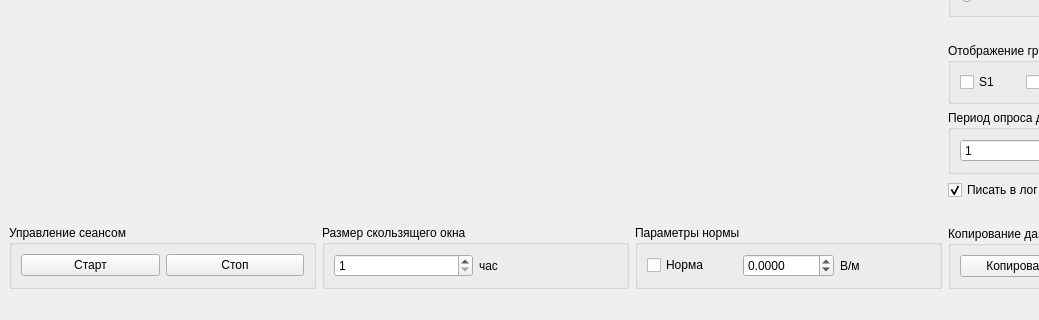
This is smef/mainwindow.ui in CrinitusFeles/SMEF as Qt 5 draws it before an edit; both pictures show x 0 to 1039 and y 537 to 857 of the 1307 by 857 pixel window. The edited form follows.
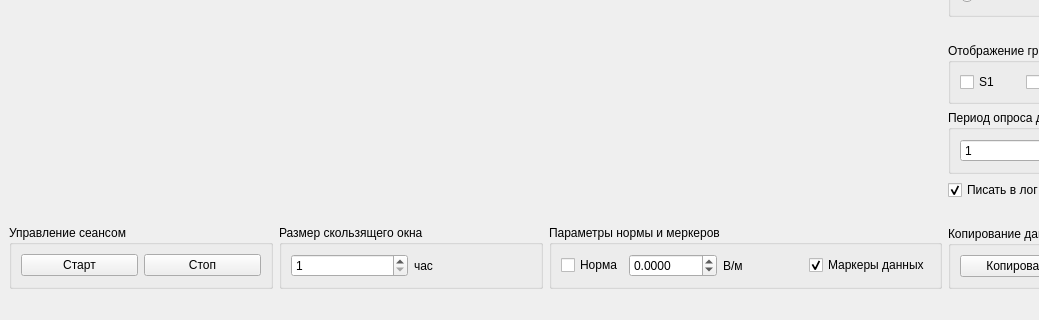
This is the edited form. Custom widgets are drawn as their Qt base class.

The edit to the form file:
```diff
--- a/smef/mainwindow.ui
+++ b/smef/mainwindow.ui
@@ -137,7 +137,7 @@
           <item>
            <widget class="QGroupBox" name="groupBox_5">
             <property name="title">
-             <string>Параметры нормы</string>
+             <string>Параметры нормы и меркеров</string>
             </property>
             <layout class="QHBoxLayout" name="horizontalLayout_9">
              <item>
@@ -167,6 +167,23 @@
                </property>
               </widget>
              </item>
+             <item>
+              <widget class="QLabel" name="label_4">
+               <property name="text">
+                <string>                </string>
+               </property>
+              </widget>
+             </item>
+             <item>
+              <widget class="QCheckBox" name="marker_checkbox">
+               <property name="text">
+                <string>Маркеры данных</string>
+               </property>
+               <property name="checked">
+                <bool>true</bool>
+               </property>
+              </widget>
+             </item>
             </layout>
            </widget>
           </item>
```
